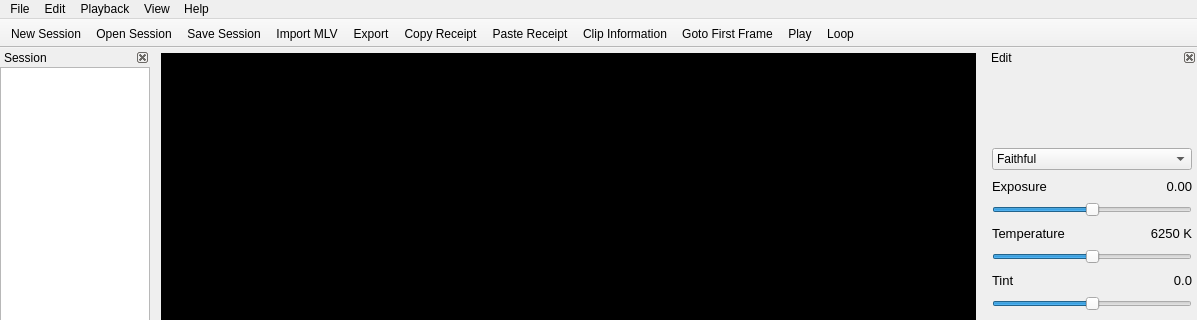
Old version of the form platform/qt/MainWindow.ui in the repository ilia3101/MLV-App; both pictures show x 0 to 1197 and y 0 to 320 of the 1197 by 901 pixel window.
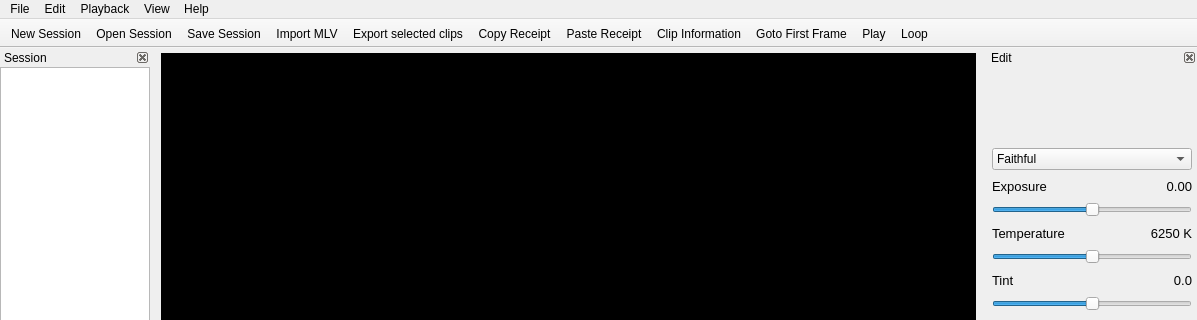
New version of the form. Icons and pictures are not drawn. Custom widgets are drawn as their Qt base class.

Commit message: QtApp: Batch export working

Diff of the .ui file:
```diff
--- a/platform/qt/MainWindow.ui
+++ b/platform/qt/MainWindow.ui
@@ -1163,7 +1163,7 @@
      <normaloff>:/RetinaIMG/RetinaIMG/Export-To-File-icon.png</normaloff>:/RetinaIMG/RetinaIMG/Export-To-File-icon.png</iconset>
    </property>
    <property name="text">
-    <string>Export...</string>
+    <string>Export selected clips</string>
    </property>
    <property name="toolTip">
     <string>Export file...</string>
```
Left out of the diff: 4 changed lines with no effect on the pictures. The commit also changes 5 other files.
